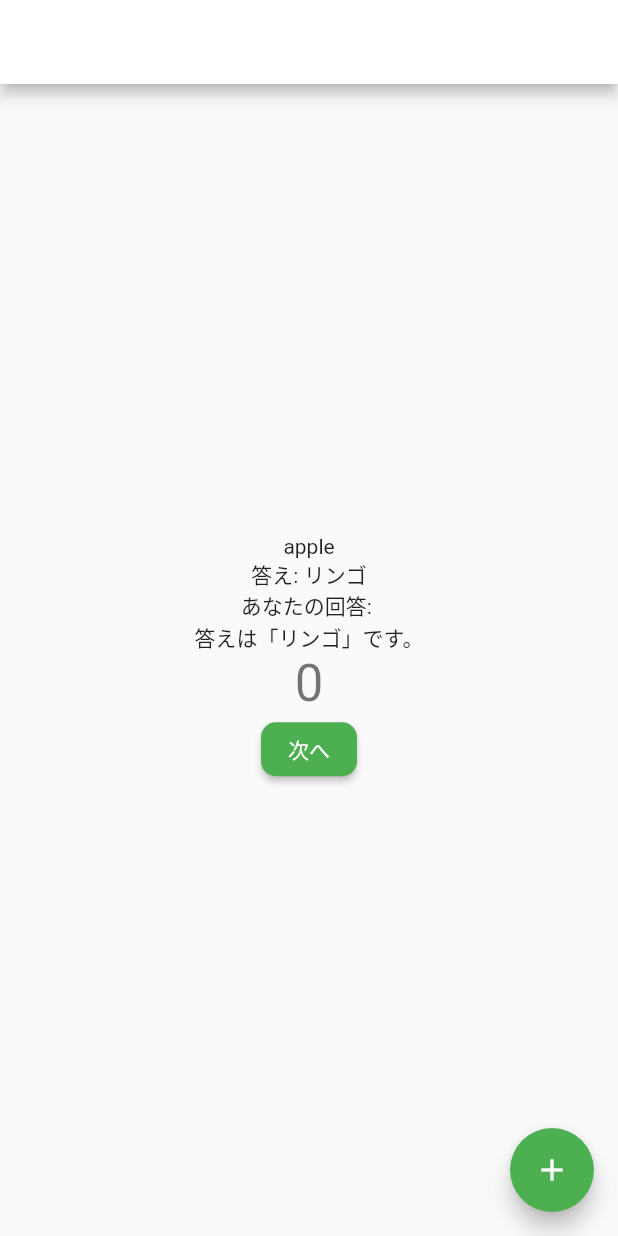
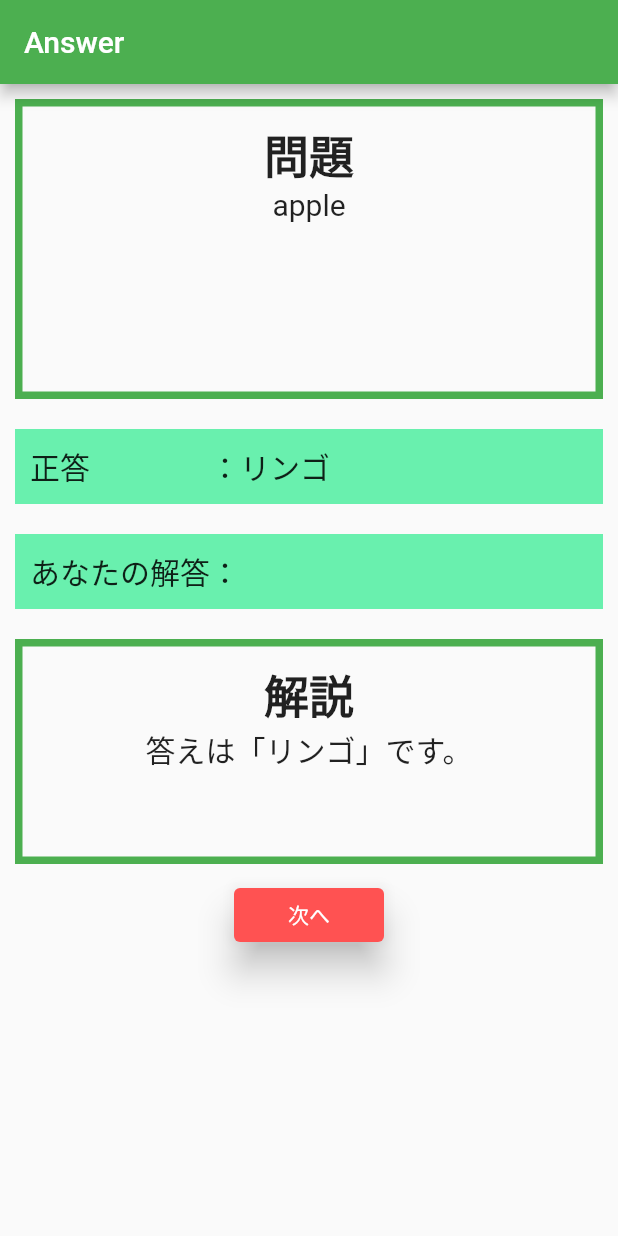
Before and after one commit to tomoohba/benesse, a Flutter app: the QuestionPage screen opened by its route, after a tap on "決定", on a phone screen of 412 x 824 dp. Run offline on Flutter 3.47's test engine with Material 2 defaults, Android fonts, the light colour scheme and no system bars; missing offline and left inert: dart:ffi.

Commit message:
questionanswerの更新

```diff
--- a/lib/home.dart
+++ b/lib/home.dart
@@ -24,9 +24,6 @@ class _HomePageState extends State<HomePage> {
 
     return Scaffold(
       appBar: AppBar(
-
-        backgroundColor: Theme.of(context).colorScheme.inversePrimary,
-
         title: Text("Home"),
       ),
       body: Column(
--- a/lib/question.dart
+++ b/lib/question.dart
@@ -12,15 +12,6 @@ class QuestionPage extends StatefulWidget {
 }
 
 class _QuestionPageState extends State<QuestionPage> {
-  int _counter = 0;
-
-
-  void _incrementCounter() {
-    setState(() {
-      _counter++;
-      //MyApp.qmain.setAnswer("fire");
-    });
-  }
   void setone(){
     MyApp.qmain.setChoice(1);
   }
@@ -41,14 +32,9 @@ class _QuestionPageState extends State<QuestionPage> {
   @override
   Widget build(BuildContext context) {
     int qnum  = MyApp.qmain.qnum + 1;
-    // return MaterialApp(
-    //   debugShowCheckedModeBanner: false,
-    //   title: 'Flutter Demo',
-    //   theme: ThemeData(primarySwatch: Colors.green),
-    //    home:
     return Scaffold(
         appBar: AppBar(
-        backgroundColor: Theme.of(context).colorScheme.inversePrimary,
+        automaticallyImplyLeading : false,
         title: Text("Question"),
       ),
         body: Column(
@@ -77,7 +63,6 @@ class _QuestionPageState extends State<QuestionPage> {
                   ),
                 ],
               ),
-              //
             ),
             Row(
               mainAxisAlignment: MainAxisAlignment.spaceAround,
@@ -88,9 +73,10 @@ class _QuestionPageState extends State<QuestionPage> {
                     onPressed:  () {Navigator.of(context).pushNamed("/solved");},
                     style: ElevatedButton.styleFrom(
                       backgroundColor: Colors.redAccent,
+                      onPrimary: Colors.red[900],
                       elevation: 10,
                     ),
-                    child: Text('決定'),
+                    child: Text('決定', style: TextStyle(color: Colors.white)),
                   ),
                 ),
                 SizedBox(
@@ -99,14 +85,16 @@ class _QuestionPageState extends State<QuestionPage> {
                     onPressed: () {Navigator.of(context).pushNamed("/solved");},
                     style: ElevatedButton.styleFrom(
                       backgroundColor: Colors.orange,
+                      onPrimary: Colors.orange[900],
                       elevation: 10,
                     ),
-                    child: Text('スキップ'),
+                    child: Text('スキップ', style: TextStyle(color: Colors.white)),
                   ),
                 ),
               ],
             ),
             Column(
+              mainAxisAlignment: MainAxisAlignment.end,
               children: <Widget>[
                 SizedBox(
                   width: 300,
@@ -114,6 +102,7 @@ class _QuestionPageState extends State<QuestionPage> {
                     onPressed: setone,
                     style: ElevatedButton.styleFrom(
                       backgroundColor: Colors.greenAccent,
+                      onPrimary: Colors.green[900],
                       elevation: 10,
                     ),
                     child: Text(chlist[1]),
@@ -125,6 +114,7 @@ class _QuestionPageState extends State<QuestionPage> {
                     onPressed: settwo,
                     style: ElevatedButton.styleFrom(
                       backgroundColor: Colors.greenAccent,
+                      onPrimary: Colors.green[900],
                       elevation: 10,
                     ),
                     child: Text(chlist[2]),
@@ -136,6 +126,7 @@ class _QuestionPageState extends State<QuestionPage> {
                     onPressed: setthree,
                     style: ElevatedButton.styleFrom(
                       backgroundColor: Colors.greenAccent,
+                      onPrimary: Colors.green[900],
                       elevation: 10,
                     ),
                     child: Text(chlist[3]),
@@ -147,6 +138,7 @@ class _QuestionPageState extends State<QuestionPage> {
                     onPressed: setfour,
                     style: ElevatedButton.styleFrom(
                       backgroundColor: Colors.greenAccent,
+                      onPrimary: Colors.green[900],
                       elevation: 10,
                     ),
                     child: Text(chlist[4]),
@@ -158,88 +150,5 @@ class _QuestionPageState extends State<QuestionPage> {
           ],
         ),
       );
-
-      // appBar: AppBar(
-
-      //   backgroundColor: Theme.of(context).colorScheme.inversePrimary,
-
-      //   title: Text("Answer"),
-      // ),
-      // body: Center(
-
-      //   child: Column(
-
-      //     mainAxisAlignment: MainAxisAlignment.center,
-      //     children: <Widget>[
-      //       Text(
-      //         qtxt,
-      //       ),
-      //       Text(
-      //         '$_counter',
-      //         style: Theme.of(context).textTheme.headlineMedium,
-      //       ),
-      //       ElevatedButton(
-      //         style: ElevatedButton.styleFrom(
-      //           shape: RoundedRectangleBorder(
-      //             borderRadius: BorderRadius.circular(10),
-      //           ),
-      //         ),
-      //         onPressed: () {Navigator.of(context).pushNamed("/solved");},
-      //         child: const Text('決定'),
-      //       ),
-      //       ElevatedButton(
-      //         style: ElevatedButton.styleFrom(
-      //           shape: RoundedRectangleBorder(
-      //             borderRadius: BorderRadius.circular(10),
-      //           ),
-      //         ),
-      //         onPressed: () {Navigator.of(context).pushNamed("/solved");},
-      //         child: const Text('スキップ'),
-      //       ),
-      //       ElevatedButton(
-      //         style: ElevatedButton.styleFrom(
-      //           shape: RoundedRectangleBorder(
-      //             borderRadius: BorderRadius.circular(10),
-      //           ),
-      //         ),
-      //         onPressed: setone,
-      //         child:  Text(chlist[1]),
-      //       ),
-      //       ElevatedButton(
-      //         style: ElevatedButton.styleFrom(
-      //           shape: RoundedRectangleBorder(
-      //             borderRadius: BorderRadius.circular(10),
-      //           ),
-      //         ),
-      //         onPressed: settwo,
-      //         child:  Text(chlist[2]),
-      //       ),
-      //       ElevatedButton(
-      //         style: ElevatedButton.styleFrom(
-      //           shape: RoundedRectangleBorder(
-      //             borderRadius: BorderRadius.circular(10),
-      //           ),
-      //         ),
-      //         onPressed: setthree,
-      //         child:  Text(chlist[3]),
-      //       ),
-      //       ElevatedButton(
-      //         style: ElevatedButton.styleFrom(
-      //           shape: RoundedRectangleBorder(
-      //             borderRadius: BorderRadius.circular(10),
-      //           ),
-      //         ),
-      //         onPressed: setfour,
-      //         child:  Text(chlist[4]),
-      //       ),
-      //     ],
-      //   ),
-      // ),
-      // floatingActionButton: FloatingActionButton(
-      //   onPressed: _incrementCounter,
-      //   tooltip: 'Increment',
-      //   child: const Icon(Icons.add),
-      // ), // This trailing comma makes auto-formatting nicer for build methods.
-    //);
   }
 }
--- a/lib/solved.dart
+++ b/lib/solved.dart
@@ -11,14 +11,7 @@ class SolvedPage extends StatefulWidget {
 }
 
 class _SolvedPageState extends State<SolvedPage> {
-  int _counter = 0;
 
-  void _incrementCounter() {
-    setState(() {
-
-      _counter++;
-    });
-  }
 
   String qtxt = MyApp.eng.qlist[MyApp.qmain.qnum];
   List<String> chlist =  MyApp.eng.chlist[MyApp.qmain.qnum];
@@ -52,51 +45,113 @@ class _SolvedPageState extends State<SolvedPage> {
     MyApp.qmain.incQnum();
     MyApp.qmain.setChoice(0);
 
-
     return Scaffold(
       appBar: AppBar(
-        backgroundColor: Theme.of(context).colorScheme.inversePrimary,
-        title: Text("answer"),
+        automaticallyImplyLeading : false,
+
+        title: Text("Answer"),
       ),
-      body: Center(
+        body: Column(
+          children: <Widget>[
+            Container(
+              padding: const EdgeInsets.all(10),
+              margin: const EdgeInsets.all(10),
+              decoration: BoxDecoration(
+                border: Border.all(color: Colors.green, width: 5),
+              ),
+              width: 400,
+              height: 200,
+              child: Column(
+                children: <Widget>[
+                  Container(
+                    alignment: Alignment.topCenter,
+                    child: Text('問題',
+                      style: TextStyle(fontWeight: FontWeight.bold, fontSize: 30),
+                    ),
+                  ),
+                  Container(
+                    alignment: Alignment.bottomCenter,
+                    child:  Text(qtxt,
+                      style: TextStyle(fontWeight: FontWeight.normal,fontSize: 20),
+                    ),
+                  ),
+                ],
+              ),
+              //
+            ),
+            Container(
+              child: Column(
+                children: <Widget>[
+                  Container(
+                    padding: const EdgeInsets.all(10),
+                    margin: const EdgeInsets.all(10),
+                    color: Colors.greenAccent,
+                    width: 400,
+                    child: Text('正答　　　　：' + ans,
+                      style: TextStyle(fontWeight: FontWeight.normal, fontSize: 20),
+                    ),
+                  ),
+                  Container(
+                    padding: const EdgeInsets.all(10),
+                    margin: const EdgeInsets.all(10),
+                    color: Colors.greenAccent,
+                    width: 400,
+                    child: Text('あなたの解答：' + selected,
+                      style: TextStyle(fontWeight: FontWeight.normal,fontSize: 20),
+                    ),
+                  ),
+                ],
+              ),
+            ),
+            Container(
+              padding: const EdgeInsets.all(10),
+              margin: const EdgeInsets.all(10),
+              decoration: BoxDecoration(
+                border: Border.all(color: Colors.green, width: 5),
+              ),
+              width: 400,
+              height: 150,
+              child: Column(
+                children: <Widget>[
+                  Container(
+                    alignment: Alignment.topCenter,
+                    child:const Text('解説',
+                      style: TextStyle(fontWeight: FontWeight.bold, fontSize: 30),
+                    ),
+                  ),
+                  Container(
+                    alignment: Alignment.bottomCenter,
+                    child: Text(description,
+                      style: TextStyle(fontWeight: FontWeight.normal,fontSize: 20),
+                    ),
+                  ),
+                ],
+              ),
+            ),
+            Column(
+              children:[
+                SizedBox(
+                  width: 100,
+                  child: ElevatedButton(
+                    onPressed: () {Navigator.of(context).pushNamed(nextpath);},
+                    style: ElevatedButton.styleFrom(
+                      backgroundColor: Colors.redAccent,
+                      onPrimary: Colors.red[900],
 
-        child: Column(
+                      elevation: 10,
+                    ),
+                    child: Text('次へ', style: TextStyle(color: Colors.white),
+                    ),
+                  ),
+                ),
+              ],
 
-          mainAxisAlignment: MainAxisAlignment.center,
-          children: <Widget>[
-            Text(
-              qtxt,
             ),
-            Text(
-              "答え: " + ans,
-            ),
-            Text(
-              "あなたの回答: "+ selected,
-            ),
-            Text(
-              description,
-            ),
-            Text(
-              '$_counter',
-              style: Theme.of(context).textTheme.headlineMedium,
-            ),
-            ElevatedButton(
-              style: ElevatedButton.styleFrom(
-                shape: RoundedRectangleBorder(
-                  borderRadius: BorderRadius.circular(10),
-                ),
-              ),
-              onPressed: () {Navigator.of(context).pushNamed(nextpath);},
-              child: const Text('次へ'),
-            ),
+
+
           ],
         ),
-      ),
-      floatingActionButton: FloatingActionButton(
-        onPressed: _incrementCounter,
-        tooltip: 'Increment',
-        child: const Icon(Icons.add),
-      ), // This trailing comma makes auto-formatting nicer for build methods.
-    );
+      );
+
   }
 }
```
